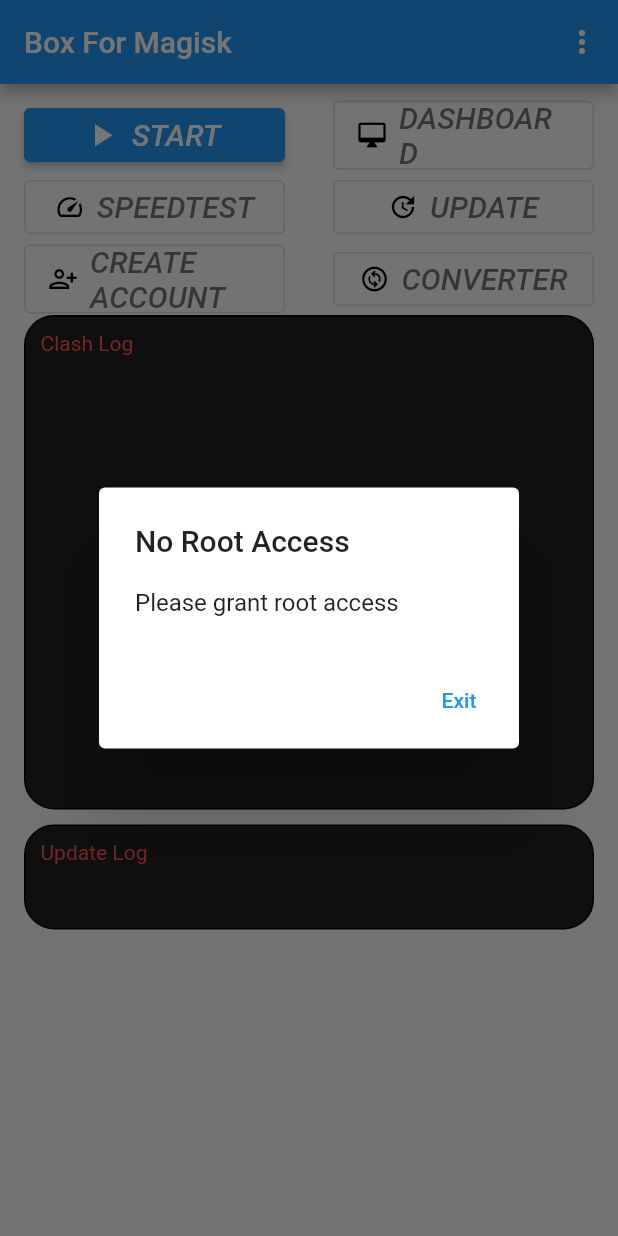
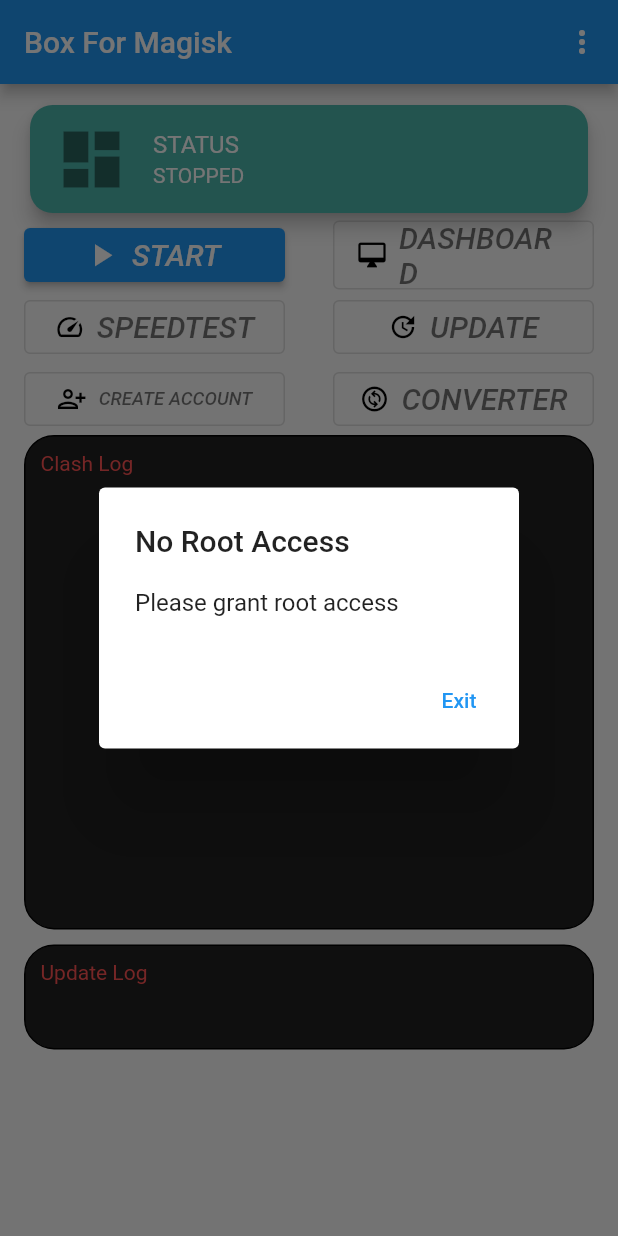
Before and after one commit to edoaurahman/box-for-magisk-manager, a Flutter app: the screen it shows after launch, on a phone screen of 412 x 824 dp. Run offline on Flutter 3.47's test engine with Material 2 defaults, Android fonts, the phone set to English and light mode, and no system bars; missing offline and left inert: process_run, root.

```diff
--- a/lib/main.dart
+++ b/lib/main.dart
@@ -1,5 +1,4 @@
 import 'dart:async';
-import 'dart:io';
 import 'package:box_for_magisk/src/custom_transition_widget.dart';
 import 'package:box_for_magisk/src/decoder.dart';
 import 'package:flutter/gestures.dart';
@@ -49,8 +48,7 @@
             TextButton(
               child: const Text('Exit'),
               onPressed: () {
-                SystemNavigator.pop();
-                exit(0);
+                SystemChannels.platform.invokeMethod('SystemNavigator.pop');
               },
             ),
           ],
@@ -314,7 +312,7 @@
 
   @override
   Widget build(BuildContext context) {
-    double width = MediaQuery.of(context).size.width;
+    double? width = MediaQuery.of(context).size.width;
     return Scaffold(
       appBar: AppBar(
         title: const Text('Box For Magisk'),
@@ -330,11 +328,31 @@
         ],
       ),
       resizeToAvoidBottomInset: false,
-      body: Padding(
+      body: SingleChildScrollView(
+        child: Padding(
           padding: const EdgeInsets.fromLTRB(16, 10, 16, 16),
           child: Column(
             crossAxisAlignment: CrossAxisAlignment.start,
             children: [
+              Card(
+                shape: RoundedRectangleBorder(
+                  borderRadius: BorderRadius.circular(15.0),
+                ),
+                color: Colors.teal[300],
+                elevation: 5,
+                child: Column(
+                  mainAxisSize: MainAxisSize.min,
+                  children: <Widget>[
+                    ListTile(
+                      leading: const Icon(Icons.dashboard, size: 50),
+                      title: const Text('STATUS',
+                          style: TextStyle(color: Colors.white)),
+                      subtitle: Text(_runningStatus ? 'RUNNING' : 'STOPPED',
+                          style: const TextStyle(color: Colors.white)),
+                    ),
+                  ],
+                ),
+              ),
               Row(
                 children: [
                   SizedBox(
@@ -409,10 +427,10 @@
                           onPressed: () => _launchInBrowser('https://howdy.id'),
                           icon: const Icon(Icons.person_add_alt,
                               size: 20, color: Colors.black),
-                        label: const Text(
+                          label: Text(
                             'CREATE ACCOUNT',
                             style: TextStyle(
-                              fontSize: 20,
+                                fontSize: width * 0.03 > 20 ? 20 : width * 0.03,
                                 fontStyle: FontStyle.italic,
                                 color: Colors.black54),
                           ))),
@@ -425,7 +443,8 @@
                             //     context,
                             //     MaterialPageRoute(
                             //         builder: (context) => const Convert()));
-                          Navigator.of(context).push(CustomRouteTransition(widget: const Convert()));
+                            Navigator.of(context).push(
+                                CustomRouteTransition(widget: const Convert()));
                           },
                           icon: const Icon(Icons.change_circle_outlined,
                               size: 20, color: Colors.black),
@@ -480,6 +499,7 @@
             ],
           ),
         ),
+      ),
     );
   }
 }
--- a/pubspec.yaml
+++ b/pubspec.yaml
@@ -37,7 +37,6 @@
   # Use with the CupertinoIcons class for iOS style icons.
   cupertino_icons: ^1.0.2
   root: ^2.0.4
-  webview_flutter: ^4.0.2
   process_run: ^0.12.5+2
   url_launcher: ^6.1.8
 dev_dependencies:
```
Also changed, not shown: lib/src/decoder.dart (+71 -8 lines), pubspec.lock. Lines whose indentation alone changed are shown as unchanged.
